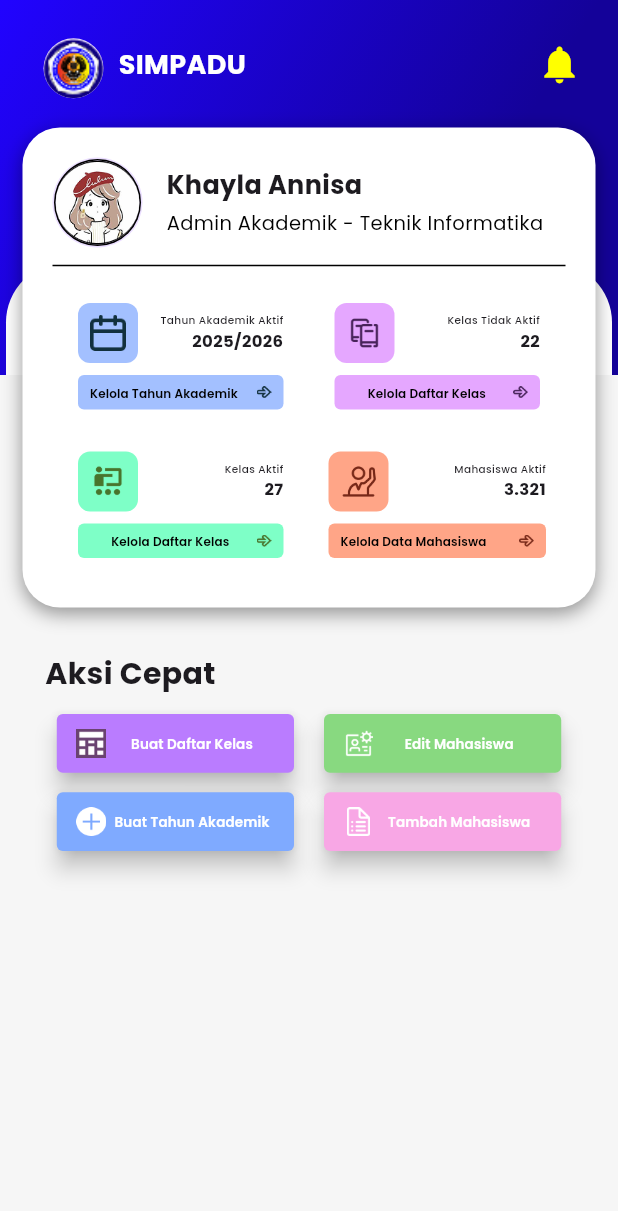
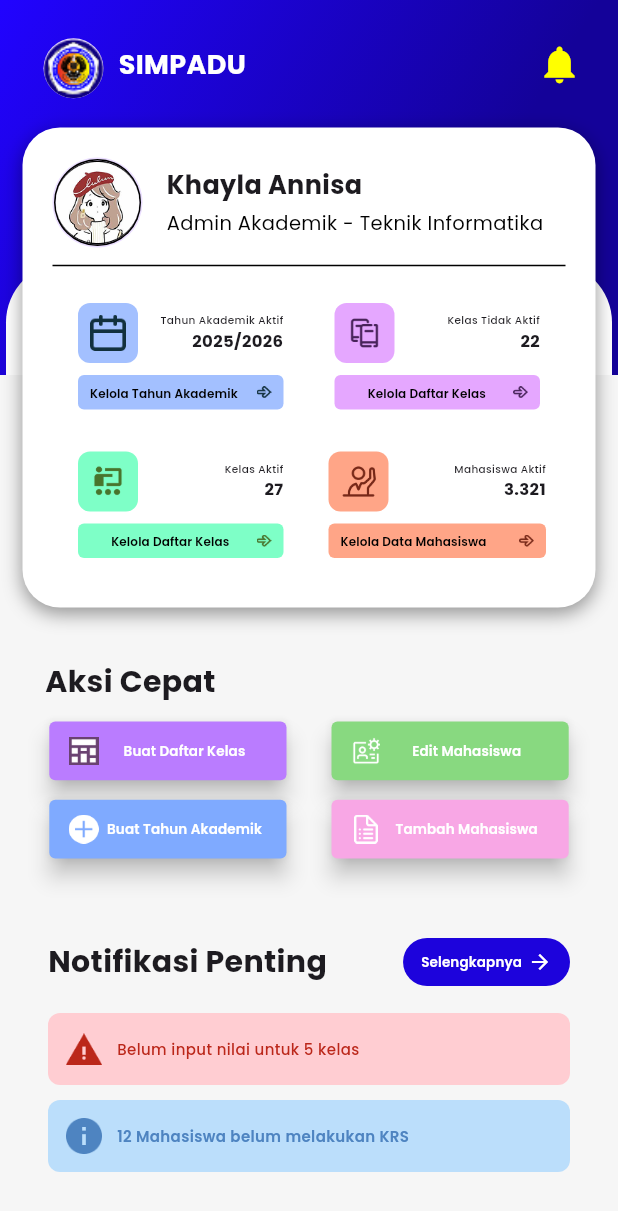
Before and after one commit to Arinaldi779/simpadufake, a Flutter app: the screen it shows after launch, on a phone screen of 412 x 824 dp. Shown: the top 1211 px of the screen. Run offline on Flutter 3.47's test engine with Material 3 defaults, Android fonts, the light colour scheme and no system bars.

Commit message:
membuat tampilan notifikasi

```diff
--- a/lib/dashboard_admin_akademik.dart
+++ b/lib/dashboard_admin_akademik.dart
@@ -1,10 +1,11 @@
 // Halaman utama Dashboard Admin
-// Menampilkan layout dengan header dan konten statistik admin
+// Menampilkan layout dengan header, statistik, aksi cepat, dan notifikasi penting
 
 import 'package:flutter/material.dart';
 import '../widgets/admin_header.dart';
 import '../widgets/admin_profile_card.dart';
 import '../widgets/quick_action.dart';
+import '../widgets/important_notifications.dart';
 
 class DashboardAdmin extends StatelessWidget {
   const DashboardAdmin({super.key});
@@ -23,23 +24,29 @@ class DashboardAdmin extends StatelessWidget {
             const AdminHeader(), // Bagian atas halaman
             const SizedBox(height: 5),
             Transform.translate(
-              offset: const Offset(0, -180), // Mengangkat konten ke atas
+              offset: const Offset(0, -180),
               child: Padding(
                 padding: const EdgeInsets.symmetric(
-                  vertical: 10,
-                  horizontal: 15,
-                ),
+                    vertical: 10, horizontal: 15),
                 child: AdminProfileCard(
                   screenWidth: screenWidth,
-                ), // Konten utama
+                ),
               ),
             ),
-            const SizedBox(height: 0), // Ubah dari 5 ke 0 atau hapus jika perlu
+
+            // Aksi Cepat
             Transform.translate(
-              offset: const Offset(0, -160), // Mengangkat Aksi Cepat ke atas
-              child: const QuickActions(), // ← Ini bagian Aksi Cepat
+              offset: const Offset(0, -155),
+              child: const QuickActions(),
             ),
-            const SizedBox(height: 5),
+            const SizedBox(height: 10),
+
+            // Notifikasi Penting
+            Transform.translate(
+              offset: const Offset(0, -120),
+              child: const ImportantNotifications(),
+            ),
+            const SizedBox(height: 20),
           ],
         ),
       ),
--- /dev/null
+++ b/lib/widgets/important_notifications.dart
@@ -0,0 +1,130 @@
+import 'package:flutter/material.dart';
+import 'package:flutter/widgets.dart';
+
+class ImportantNotifications extends StatelessWidget {
+  const ImportantNotifications({super.key});
+
+  @override
+  Widget build(BuildContext context) {
+    return Padding(
+      padding: const EdgeInsets.symmetric(horizontal: 32), // Menambahkan padding kiri dan kanan
+      child: Column(
+        crossAxisAlignment: CrossAxisAlignment.start,
+        children: [
+          // Judul + Tombol
+          Row(
+            mainAxisAlignment: MainAxisAlignment.spaceBetween,
+            children: [
+              const Text(
+                'Notifikasi Penting',
+                style: TextStyle(
+                  fontSize: 20,
+                  fontWeight: FontWeight.w700,
+                  fontFamily: 'Poppins', // Menambahkan fontFamily Poppins
+                ),
+              ),
+              TextButton.icon(
+                style: TextButton.styleFrom(
+                  backgroundColor: Color(0xFF1D03DC),
+                  foregroundColor: Colors.white,
+                  padding: const EdgeInsets.symmetric(horizontal: 12, vertical: 8),
+                  minimumSize: const Size(110, 30), // Menetapkan ukuran minimum tombol
+                  shape: RoundedRectangleBorder(
+                    borderRadius: BorderRadius.circular(20), // Menambahkan border radius
+                  ),
+                ),
+                onPressed: () {
+                  // Aksi saat tombol ditekan
+                },
+                label: Row(
+                  children: const [
+                    Text(
+                      "Selengkapnya",
+                      style: TextStyle(
+                        fontSize: 9,
+                        fontWeight: FontWeight.w600, // Ubah ukuran font sesuai kebutuhan
+                        fontFamily: 'Poppins', // Menambahkan fontFamily Poppins
+                      ),
+                    ),
+                    SizedBox(width: 4), // Menambahkan jarak antara teks dan ikon
+                    Icon(Icons.arrow_forward, size: 16),
+                  ],
+                ),
+              ),
+            ],
+          ),
+          const SizedBox(height: 10),
+
+          // Notifikasi 1
+          Container(
+            margin: const EdgeInsets.only(bottom: 10),
+            padding: const EdgeInsets.all(12),
+            constraints: const BoxConstraints(
+              minWidth: 300, // Sesuaikan lebar minimum sesuai kebutuhan
+              minHeight: 30, // Sesuaikan tinggi minimum sesuai kebutuhan
+            ),
+            decoration: BoxDecoration(
+              color: Colors.red.shade100,
+              borderRadius: BorderRadius.circular(8),
+            ),
+            child: Row(
+              children: [
+                Image.asset(
+                  'assets/icons/warning.png', // Ganti dengan path gambar Anda
+                  width: 24, // Sesuaikan ukuran gambar
+                  height: 24,
+                ),
+                const SizedBox(width: 10),
+                Expanded(
+                  child: Text(
+                    "Belum input nilai untuk 5 kelas",
+                    style: TextStyle(
+                      fontSize: 10,
+                      color: Color(0xFFBB271A),
+                      fontWeight: FontWeight.w500,
+                      fontFamily: 'Poppins', // Menambahkan fontFamily Poppins
+                    ),
+                  ),
+                ),
+              ],
+            ),
+          ),
+
+          // Notifikasi 2
+          Container(
+            padding: const EdgeInsets.all(12),
+            constraints: const BoxConstraints(
+              minWidth: 300, // Sesuaikan lebar minimum sesuai kebutuhan
+              minHeight: 30, // Sesuaikan tinggi minimum sesuai kebutuhan
+            ),
+            decoration: BoxDecoration(
+              color: Colors.blue.shade100,
+              borderRadius: BorderRadius.circular(8),
+            ),
+            child: Row(
+              children: [
+                Image.asset(
+                  'assets/icons/info.png', // Ganti dengan path gambar Anda
+                  width: 24, // Sesuaikan ukuran gambar
+                  height: 24,
+                ),
+                const SizedBox(width: 10),
+                Expanded(
+                  child: Text(
+                    "12 Mahasiswa belum melakukan KRS",
+                    style: TextStyle(
+                      fontSize: 10,
+                      color: Color(0xFF4E84C1),
+                      fontWeight: FontWeight.w600,
+                      fontFamily: 'Poppins', // Menambahkan fontFamily Poppins
+                    ),
+                  ),
+                ),
+              ],
+            ),
+          ),
+        ],
+      ),
+    );
+  }
+}
--- a/lib/widgets/quick_action.dart
+++ b/lib/widgets/quick_action.dart
@@ -24,7 +24,7 @@ class QuickActions extends StatelessWidget {
           const SizedBox(height: 12),
           Center( // Membungkus Wrap dengan Center untuk memposisikan tombol di tengah
             child: Wrap(
-              spacing: 20, // Mengurangi jarak horizontal
+              spacing: 30, // Mengurangi jarak horizontal
               runSpacing: 13, // Mengurangi jarak vertikal
               crossAxisAlignment: WrapCrossAlignment.center,
               children: const [
--- a/pubspec.yaml
+++ b/pubspec.yaml
@@ -77,6 +77,8 @@ flutter:
     - assets/icons/buatAksi.png
     - assets/icons/tambahAksi.png
     - assets/icons/editAksi.png
+    - assets/icons/warning.png
+    - assets/icons/info.png
 
 
   #   - images/a_dot_burr.jpeg
```
Also changed, not shown: assets/icons/info.png (added), assets/icons/warning.png (added).
